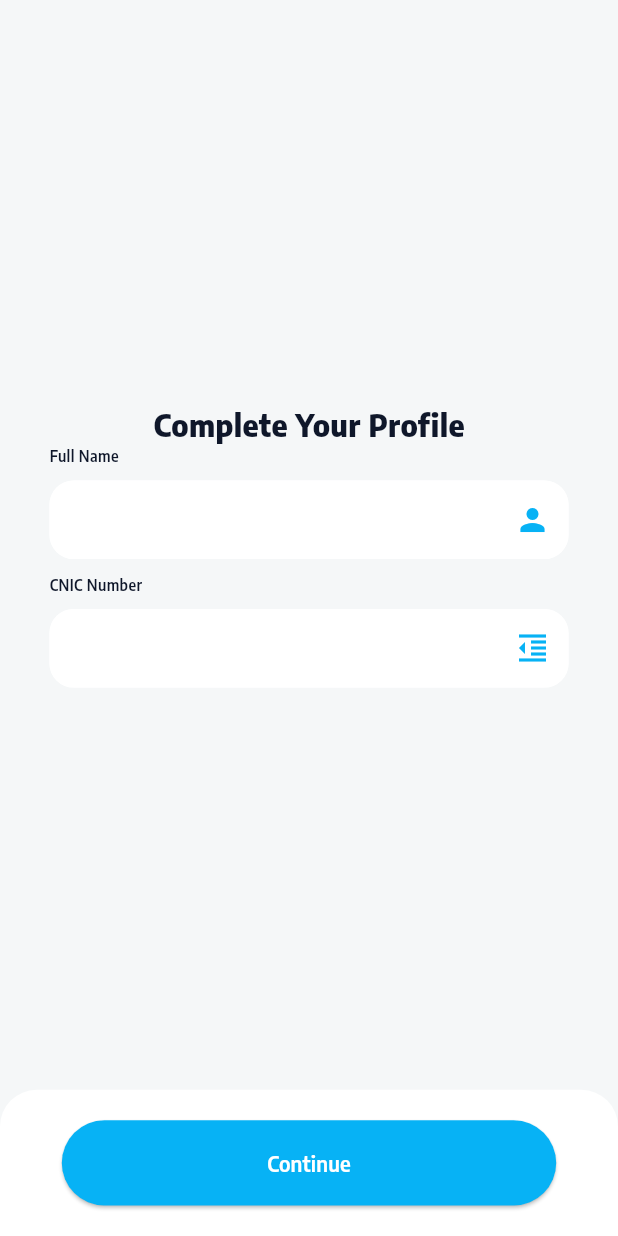
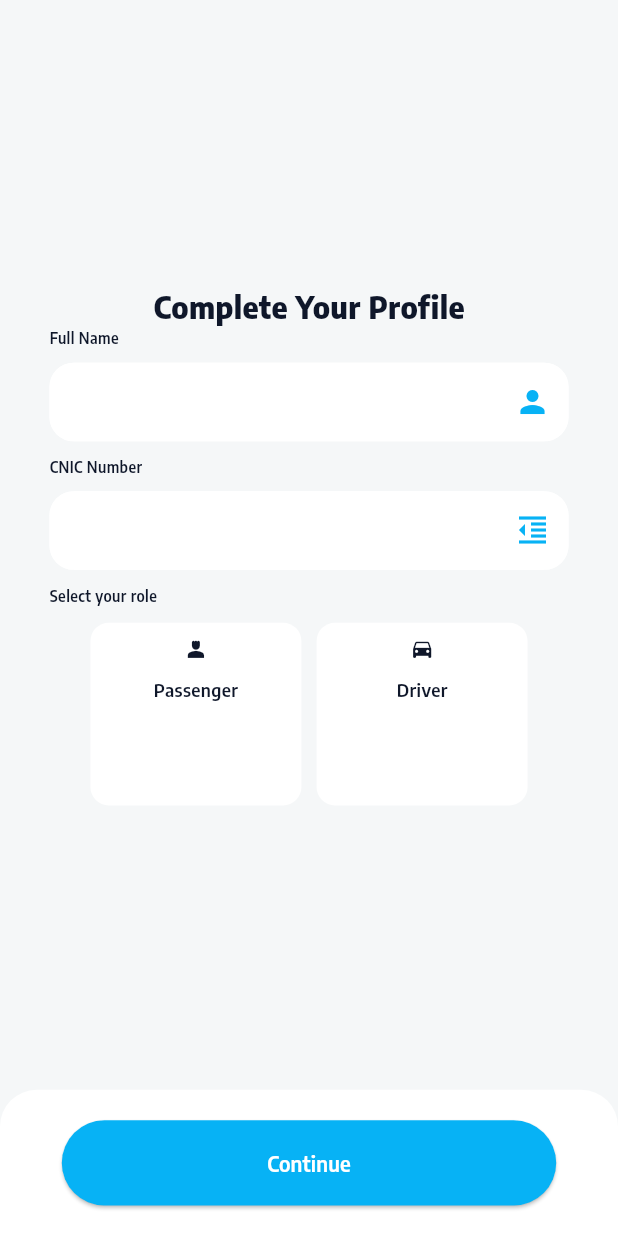
Before and after one commit to mohsin180/ride-sharing, a Flutter app: the screen it shows after launch, on a phone screen of 412 x 824 dp. Run offline on Flutter 3.47's test engine with Material 3 defaults, Android fonts, the light colour scheme and no system bars; our stand-ins replace flutter_riverpod, flutter_screenutil, go_router.

Commit message:
commit: added roles section

```diff
--- a/lib/provider/authProvider.dart
+++ b/lib/provider/authProvider.dart
@@ -171,3 +171,27 @@ class GenderNotifier extends StateNotifier<String?> {
     }
   }
 }
+
+final roleProvider = StateNotifierProvider<RoleNotifier, String?>((ref) {
+  return RoleNotifier();
+});
+
+class RoleNotifier extends StateNotifier<String?> {
+  RoleNotifier() : super(null);
+
+  void selectPassenger() {
+    if (state == "PASSENGER") {
+      state = null;
+    } else {
+      state = "PASSENGER";
+    }
+  }
+
+  void selectDriver() {
+    if (state == "DRIVER") {
+      state = null;
+    } else {
+      state = "DRIVER";
+    }
+  }
+}
--- a/lib/view/registerScreen.dart
+++ b/lib/view/registerScreen.dart
@@ -67,11 +67,11 @@ class _RegisterscreenState extends ConsumerState<Registerscreen> {
                     ),
                     SizedBox(height: 20.h),
                     AuthFields(
-                      text: 'Full Name',
+                      text: 'Username',
                       suffixIcon: Icon(Icons.person, size: 10.sp),
                       validator: (value) {
                         if (value == null || value.isEmpty) {
-                          return 'Please enter your full name';
+                          return 'Please enter your username';
                         }
                         return null;
                       },
--- a/lib/view/roleSelection.dart
+++ b/lib/view/roleSelection.dart
@@ -1,19 +1,39 @@
 import 'package:flutter/material.dart';
+import 'package:flutter_riverpod/flutter_riverpod.dart';
 import 'package:flutter_screenutil/flutter_screenutil.dart';
+import 'package:ride_sharing/provider/authProvider.dart';
 import 'package:ride_sharing/view/bottomNavbar.dart';
 import 'package:ride_sharing/widgets/consonants/consonants.dart';
 import 'package:ride_sharing/widgets/custom/customWidgets.dart';
 
-class Roleselection extends StatelessWidget {
+class Roleselection extends ConsumerStatefulWidget {
   const Roleselection({super.key});
 
   @override
+  ConsumerState<Roleselection> createState() => _RoleselectionState();
+}
+
+class _RoleselectionState extends ConsumerState<Roleselection> {
+  final formKey = GlobalKey<FormState>();
+  final TextEditingController fullNameController = TextEditingController();
+  final TextEditingController cnicController = TextEditingController();
+  @override
+  void dispose() {
+    fullNameController.clear();
+    cnicController.clear();
+    super.dispose();
+  }
+
+  @override
   Widget build(BuildContext context) {
+    final selectedRole = ref.watch(roleProvider);
     return Scaffold(
       backgroundColor: Consonants.scaffoldBackgroundColor,
       body: Column(
         children: [
           Expanded(
+            child: Form(
+              key: formKey,
               child: Column(
                 mainAxisAlignment: MainAxisAlignment.center,
                 children: [
@@ -26,15 +46,72 @@ class Roleselection extends StatelessWidget {
                   AuthFields(
                     text: "Full Name",
                     suffixIcon: Icon(Icons.person),
-                  controller: TextEditingController(),
+                    controller: fullNameController,
+                    validator: (value) {
+                      if (value == null || value.isEmpty) {
+                        return "Enter your full Name";
+                      }
+                      return null;
+                    },
                   ),
                   SizedBox(height: 10.h),
                   AuthFields(
                     text: "CNIC Number",
                     suffixIcon: Icon(Icons.format_indent_decrease),
-                  controller: TextEditingController(),
+                    controller: cnicController,
+                    validator: (value) {
+                      if (value == null || value.isEmpty) {
+                        return 'Please enter your password';
+                      }
+                      if (value.length < 13) {
+                        return 'CNIC is too short';
+                      }
+                      if (value.length > 13) {
+                        return 'CNIC is too long';
+                      }
+
+                      return null;
+                    },
+                  ),
+                  SizedBox(height: 10.h),
+                  Padding(
+                    padding: EdgeInsets.only(left: 30.w),
+                    child: Row(
+                      children: [
+                        CustomWidgets.customText(
+                          "Select your role",
+                          10.sp,
+                          Consonants.boldTextColor,
+                          FontWeight.w600,
                         ),
                       ],
+                    ),
+                  ),
+                  SizedBox(height: 10.h),
+                  Row(
+                    mainAxisAlignment: MainAxisAlignment.center,
+                    children: [
+                      roleSelection(
+                        "Passenger",
+                        Icons.person_4,
+                        selectedRole == "PASSENGER",
+                        () {
+                          ref.read(roleProvider.notifier).selectPassenger();
+                        },
+                      ),
+                      SizedBox(width: 10.h),
+                      roleSelection(
+                        "Driver",
+                        Icons.drive_eta,
+                        selectedRole == "DRIVER",
+                        () {
+                          ref.read(roleProvider.notifier).selectDriver();
+                        },
+                      ),
+                    ],
+                  ),
+                ],
+              ),
             ),
           ),
           RoleSelectedContainer(
@@ -46,42 +123,6 @@ class Roleselection extends StatelessWidget {
             },
           ),
         ],
-      ),
-    );
-  }
-}
-
-class RoleContainer extends StatelessWidget {
-  final IconData icon;
-  final String title;
-  const RoleContainer({super.key, required this.icon, required this.title});
-
-  @override
-  Widget build(BuildContext context) {
-    return Padding(
-      padding: EdgeInsets.symmetric(horizontal: 35.w, vertical: 10.h),
-      child: Container(
-        decoration: BoxDecoration(
-          color: Consonants.whiteColor,
-          borderRadius: BorderRadius.circular(12.r),
-        ),
-        child: Column(
-          children: [
-            Row(
-              mainAxisAlignment: MainAxisAlignment.center,
-              children: [
-                Icon(icon, size: 20.sp, color: Consonants.primaryColor),
-                SizedBox(width: 10.w),
-                CustomWidgets.customText(
-                  title,
-                  12.sp,
-                  Consonants.boldTextColor,
-                  FontWeight.w600,
-                ),
-              ],
-            ),
-          ],
-        ),
       ),
     );
   }
@@ -113,3 +154,41 @@ class RoleSelectedContainer extends StatelessWidget {
     );
   }
 }
+
+Widget roleSelection(
+  String text,
+  IconData icon,
+  bool isSelected,
+  VoidCallback onTap,
+) {
+  return GestureDetector(
+    onTap: onTap,
+    child: Container(
+      height: 120.h,
+      width: 128.w,
+      padding: EdgeInsets.symmetric(horizontal: 15.w, vertical: 8.h),
+      decoration: BoxDecoration(
+        color: isSelected ? Consonants.lightBlueColor : Consonants.whiteColor,
+        borderRadius: BorderRadius.circular(12.r),
+        border: Border.all(
+          color: isSelected ? Consonants.primaryColor : Colors.transparent,
+          width: 2.w,
+        ),
+      ),
+      child: Center(
+        child: Column(
+          children: [
+            Icon(icon, size: 16.sp, color: Consonants.boldTextColor),
+            SizedBox(height: 8.w),
+            CustomWidgets.customText(
+              text,
+              12.sp,
+              Consonants.boldTextColor,
+              FontWeight.w600,
+            ),
+          ],
+        ),
+      ),
+    ),
+  );
+}
```
Lines whose indentation alone changed are shown as unchanged.
